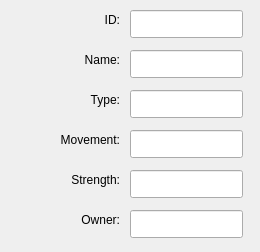
Above: GameDemonstrator/dialogs/GameUnitInfoDialog.ui from raubwuerger/StrategicGameProject before the change. Below: the same form after it.
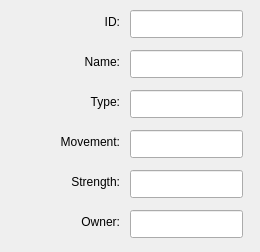
That is the form after the change.

Patch:
```diff
--- a/GameDemonstrator/dialogs/GameUnitInfoDialog.ui
+++ b/GameDemonstrator/dialogs/GameUnitInfoDialog.ui
@@ -53,7 +53,7 @@
    <property name="geometry">
     <rect>
      <x>20</x>
-     <y>90</y>
+     <y>92</y>
      <width>100</width>
      <height>20</height>
     </rect>
@@ -69,7 +69,7 @@
    <property name="geometry">
     <rect>
      <x>20</x>
-     <y>50</y>
+     <y>52</y>
      <width>100</width>
      <height>20</height>
     </rect>
@@ -85,7 +85,7 @@
    <property name="geometry">
     <rect>
      <x>20</x>
-     <y>10</y>
+     <y>12</y>
      <width>100</width>
      <height>20</height>
     </rect>
@@ -101,7 +101,7 @@
    <property name="geometry">
     <rect>
      <x>20</x>
-     <y>130</y>
+     <y>132</y>
      <width>100</width>
      <height>20</height>
     </rect>
@@ -127,7 +127,7 @@
    <property name="geometry">
     <rect>
      <x>20</x>
-     <y>170</y>
+     <y>172</y>
      <width>100</width>
      <height>20</height>
     </rect>
@@ -163,7 +163,7 @@
    <property name="geometry">
     <rect>
      <x>20</x>
-     <y>210</y>
+     <y>212</y>
      <width>100</width>
      <height>20</height>
     </rect>
```
